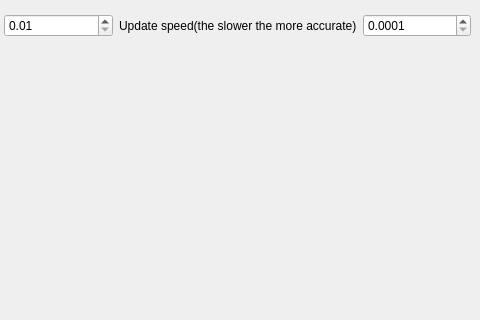
First picture: the form in visualizationdlg.ui, repository xiaoyu2006/HowNewtonWorks, before the edit; both pictures show x 120 to 600 and y 0 to 320 of the 600 by 600 pixel window.
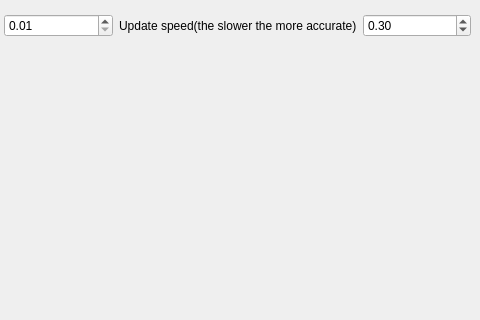
Second picture: the form after the edit.

Commit message: Built OpenGL Widget to visualize(unfinished).

Patch:
```diff
--- a/visualizationdlg.ui
+++ b/visualizationdlg.ui
@@ -50,16 +50,19 @@
     <item>
      <widget class="QDoubleSpinBox" name="updateSpdInput">
       <property name="decimals">
-       <number>4</number>
+       <number>2</number>
       </property>
       <property name="minimum">
-       <double>0.000100000000000</double>
+       <double>0.010000000000000</double>
       </property>
       <property name="maximum">
        <double>1.000000000000000</double>
       </property>
       <property name="singleStep">
-       <double>0.000100000000000</double>
+       <double>0.010000000000000</double>
+      </property>
+      <property name="value">
+       <double>0.300000000000000</double>
       </property>
      </widget>
     </item>
```
The commit also changes 5 other files.
